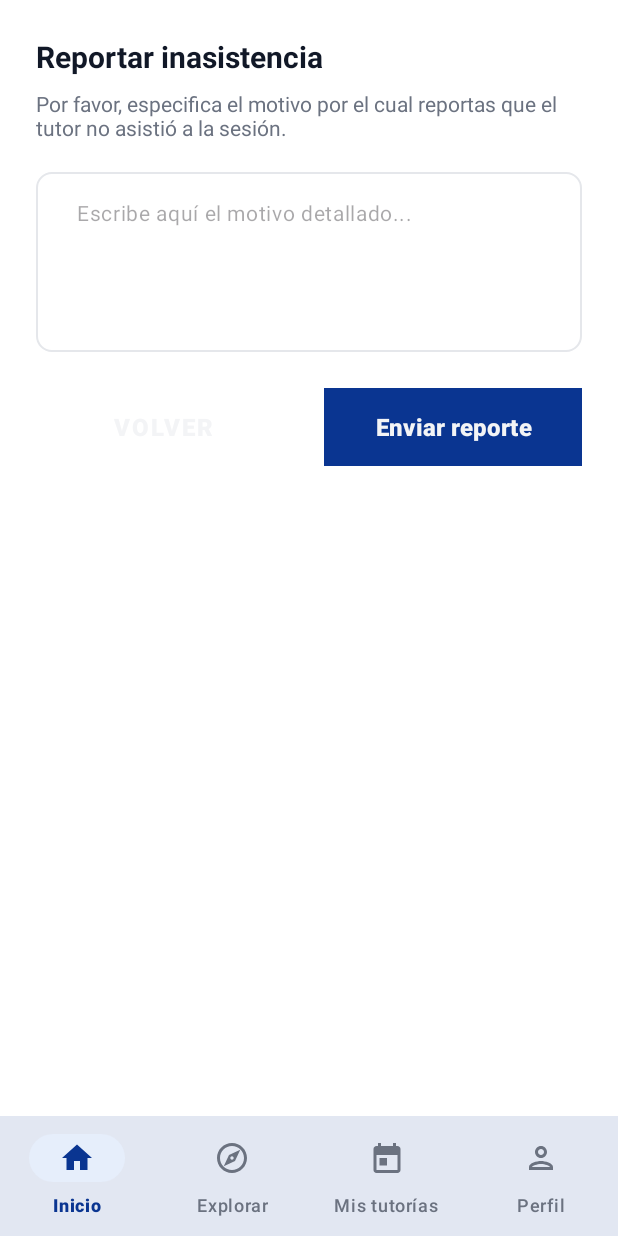
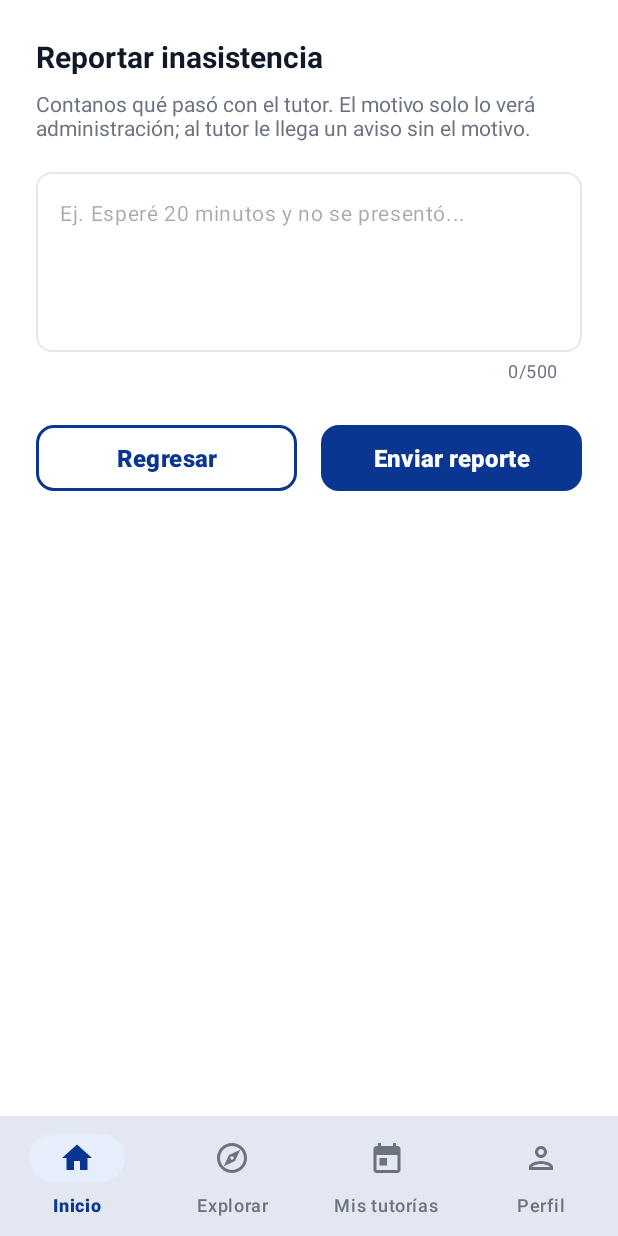
Before and after one commit to MikelRomero06/TutoriaBecadosUNICAHMovil2, an Android app: the ReportarInasistencia screen opened through its navigation route, on a phone screen of 412 x 824 dp. Run offline under Robolectric (Android 15) with nearby library versions, the phone set to English and light mode, and no system bars; our stand-ins replace navigation-ui; network calls fail; 3 statements that could not run were skipped.

Commit message:
reporte de inasistencia de lado de tutor y estudiante

```diff
--- a/app/src/main/java/com/example/tutoriamovil2/Estudiante/MisTutoriasFragment.kt
+++ b/app/src/main/java/com/example/tutoriamovil2/Estudiante/MisTutoriasFragment.kt
@@ -39,6 +39,7 @@ class MisTutoriasFragment : Fragment() {
         adapter = TutoriaAdapter(
             onClick = { findNavController().navigate(R.id.estudianteTutoriaSolicitada, it.comoArgumentos()) },
             onCancelar = { findNavController().irACancelar(it.id) },
+            onReportar = { findNavController().irAReportar(it.id, esTutor = false) },
         ) { imagen, url ->
             CargadorFotos.mostrar(viewLifecycleOwner.lifecycleScope, imagen, url)
         }
--- a/app/src/main/java/com/example/tutoriamovil2/Estudiante/ReportarInasistencia.kt
+++ b/app/src/main/java/com/example/tutoriamovil2/Estudiante/ReportarInasistencia.kt
@@ -1,60 +1,80 @@
 package com.example.tutoriamovil2.Estudiante
 
 import android.os.Bundle
-import androidx.fragment.app.Fragment
 import android.view.LayoutInflater
 import android.view.View
 import android.view.ViewGroup
+import android.widget.Toast
+import androidx.fragment.app.Fragment
+import androidx.fragment.app.viewModels
+import androidx.navigation.fragment.findNavController
 import com.example.tutoriamovil2.R
-
-// TODO: Rename parameter arguments, choose names that match
-// the fragment initialization parameters, e.g. ARG_ITEM_NUMBER
-private const val ARG_PARAM1 = "param1"
-private const val ARG_PARAM2 = "param2"
+import com.example.tutoriamovil2.databinding.FragmentReportarInasistenciaBinding
 
 /**
- * A simple [Fragment] subclass.
- * Use the [ReportarInasistencia.newInstance] factory method to
- * create an instance of this fragment.
+ * Pide el motivo y reporta que la otra parte no llegó a la tutoría.
+ * La usan el estudiante (reporta al tutor) y el tutor (reporta al estudiante); `ARG_ES_TUTOR` cambia los textos.
  */
 class ReportarInasistencia : Fragment() {
-    // TODO: Rename and change types of parameters
-    private var param1: String? = null
-    private var param2: String? = null
 
-    override fun onCreate(savedInstanceState: Bundle?) {
-        super.onCreate(savedInstanceState)
-        arguments?.let {
-            param1 = it.getString(ARG_PARAM1)
-            param2 = it.getString(ARG_PARAM2)
+    private var _binding: FragmentReportarInasistenciaBinding? = null
+    private val binding get() = _binding!!
+
+    private val viewModel: ReportarInasistenciaViewModel by viewModels()
+
+    override fun onCreateView(inflater: LayoutInflater, container: ViewGroup?, savedInstanceState: Bundle?): View {
+        _binding = FragmentReportarInasistenciaBinding.inflate(inflater, container, false)
+        return binding.root
+    }
+
+    override fun onViewCreated(view: View, savedInstanceState: Bundle?) {
+        super.onViewCreated(view, savedInstanceState)
+        val args = requireArguments()
+        val tutoriaId = args.getLong(ARG_TUTORIA_ID)
+        val esTutor = args.getBoolean(ARG_ES_TUTOR, false)
+
+        binding.tvAyudaReporte.setText(
+            if (esTutor) R.string.reportar_ayuda_tutor else R.string.reportar_ayuda_estudiante,
+        )
+
+        binding.btnCancelarReporte.setOnClickListener { findNavController().popBackStack() }
+        binding.btnEnviarReporte.setOnClickListener {
+            val motivo = binding.etMotivoInasistencia.text?.toString().orEmpty().trim()
+            if (motivo.isEmpty()) {
+                binding.tilMotivoInasistencia.error = getString(R.string.reportar_err_motivo)
+                return@setOnClickListener
+            }
+            binding.tilMotivoInasistencia.error = null
+            viewModel.reportar(tutoriaId, motivo)
+        }
+
+        viewModel.estado.observe(viewLifecycleOwner) { estado ->
+            val enviando = estado is EstadoReporte.Enviando
+            binding.btnEnviarReporte.isEnabled = !enviando
+            binding.btnCancelarReporte.isEnabled = !enviando
+            when (estado) {
+                EstadoReporte.Exito -> {
+                    viewModel.consumir()
+                    Toast.makeText(requireContext(), R.string.reportar_exito, Toast.LENGTH_SHORT).show()
+                    // Vuelve a la lista; al reanudarse recarga y la tutoría ya sale en el historial.
+                    findNavController().popBackStack()
+                }
+                is EstadoReporte.Error -> {
+                    viewModel.consumir()
+                    Toast.makeText(requireContext(), estado.mensaje, Toast.LENGTH_LONG).show()
+                }
+                else -> Unit
+            }
         }
     }
 
-    override fun onCreateView(
-        inflater: LayoutInflater, container: ViewGroup?,
-        savedInstanceState: Bundle?
-    ): View? {
-        // Inflate the layout for this fragment
-        return inflater.inflate(R.layout.fragment_reportar_inasistencia, container, false)
+    override fun onDestroyView() {
+        super.onDestroyView()
+        _binding = null
     }
 
     companion object {
-        /**
-         * Use this factory method to create a new instance of
-         * this fragment using the provided parameters.
-         *
-         * @param param1 Parameter 1.
-         * @param param2 Parameter 2.
-         * @return A new instance of fragment ReportarInasistencia.
-         */
-        // TODO: Rename and change types and number of parameters
-        @JvmStatic
-        fun newInstance(param1: String, param2: String) =
-            ReportarInasistencia().apply {
-                arguments = Bundle().apply {
-                    putString(ARG_PARAM1, param1)
-                    putString(ARG_PARAM2, param2)
-                }
-            }
+        const val ARG_TUTORIA_ID = "tutoria_id"
+        const val ARG_ES_TUTOR = "es_tutor"
     }
 }
--- /dev/null
+++ b/app/src/main/java/com/example/tutoriamovil2/Estudiante/ReportarInasistenciaViewModel.kt
@@ -0,0 +1,45 @@
+package com.example.tutoriamovil2.Estudiante
+
+import android.app.Application
+import androidx.lifecycle.AndroidViewModel
+import androidx.lifecycle.LiveData
+import androidx.lifecycle.MutableLiveData
+import androidx.lifecycle.viewModelScope
+import com.example.tutoriamovil2.data.TutoriasRepositorio
+import com.example.tutoriamovil2.data.mensajeError
+import com.example.tutoriamovil2.red.ApiCliente
+import com.example.tutoriamovil2.red.Resultado
+import kotlinx.coroutines.launch
+
+sealed class EstadoReporte {
+    data object Inactivo : EstadoReporte()
+    data object Enviando : EstadoReporte()
+    data object Exito : EstadoReporte()
+    data class Error(val mensaje: String) : EstadoReporte()
+}
+
+/** Envía el reporte de inasistencia. Lo usan tanto el estudiante como el tutor. */
+class ReportarInasistenciaViewModel(app: Application) : AndroidViewModel(app) {
+
+    private val repo = TutoriasRepositorio(ApiCliente.tutorias(app))
+
+    private val _estado = MutableLiveData<EstadoReporte>(EstadoReporte.Inactivo)
+    val estado: LiveData<EstadoReporte> = _estado
+
+    fun reportar(tutoriaId: Long, motivo: String) {
+        // Evita mandar el reporte dos veces si tocan el botón seguido.
+        if (_estado.value is EstadoReporte.Enviando) return
+        _estado.value = EstadoReporte.Enviando
+        viewModelScope.launch {
+            _estado.value = when (val res = repo.reportarInasistencia(tutoriaId, motivo)) {
+                is Resultado.Exito -> EstadoReporte.Exito
+                else -> EstadoReporte.Error(res.mensajeError())
+            }
+        }
+    }
+
+    /** Se llama al mostrar el resultado, para no repetirlo al rotar la pantalla. */
+    fun consumir() {
+        _estado.value = EstadoReporte.Inactivo
+    }
+}
--- a/app/src/main/java/com/example/tutoriamovil2/Estudiante/TutoriaAdapter.kt
+++ b/app/src/main/java/com/example/tutoriamovil2/Estudiante/TutoriaAdapter.kt
@@ -12,6 +12,7 @@ import com.example.tutoriamovil2.red.dto.TutoriaDto
 class TutoriaAdapter(
     private val onClick: ((TutoriaDto) -> Unit)? = null,
     private val onCancelar: ((TutoriaDto) -> Unit)? = null,
+    private val onReportar: ((TutoriaDto) -> Unit)? = null,
     private val mostrarFoto: (ImageView, String?) -> Unit,
 ) : ListAdapter<TutoriaDto, TutoriaAdapter.TutoriaViewHolder>(Diferencia) {
 
@@ -21,7 +22,7 @@ class TutoriaAdapter(
     }
 
     override fun onBindViewHolder(holder: TutoriaViewHolder, position: Int) {
-        holder.binding.mostrarTutoria(getItem(position), onClick, onCancelar, mostrarFoto)
+        holder.binding.mostrarTutoria(getItem(position), onClick, onCancelar, onReportar, mostrarFoto)
     }
 
     class TutoriaViewHolder(val binding: ItemTutoriaBinding) : RecyclerView.ViewHolder(binding.root)
--- a/app/src/main/java/com/example/tutoriamovil2/data/TutoriasRepositorio.kt
+++ b/app/src/main/java/com/example/tutoriamovil2/data/TutoriasRepositorio.kt
@@ -3,6 +3,7 @@ package com.example.tutoriamovil2.data
 import com.example.tutoriamovil2.red.Resultado
 import com.example.tutoriamovil2.red.TutoriasApi
 import com.example.tutoriamovil2.red.dto.CancelacionPeticion
+import com.example.tutoriamovil2.red.dto.InasistenciaPeticion
 import com.example.tutoriamovil2.red.dto.BloqueDto
 import com.example.tutoriamovil2.red.dto.ListaTutoresRespuesta
 import com.example.tutoriamovil2.red.dto.ListaTutoriasRespuesta
@@ -19,7 +20,7 @@ data class FiltroTutores(
     val buscar: String = "",
 )
 
-/** Tutores, materias y tutorías del estudiante. */
+/** Tutores, materias y tutorías (del estudiante y de la agenda del tutor). */
 class TutoriasRepositorio(private val api: TutoriasApi) {
 
     /** Con `deMiCarrera` y sin carrera en el filtro, el servidor usa la carrera del usuario. */
@@ -58,4 +59,7 @@ class TutoriasRepositorio(private val api: TutoriasApi) {
 
     suspend fun cancelarTutoria(id: Long, motivo: String): Resultado<Unit> =
         llamarApi({ api.cancelar(id, CancelacionPeticion(motivo)) }) { }
+
+    suspend fun reportarInasistencia(id: Long, motivo: String): Resultado<Unit> =
+        llamarApi({ api.reportarInasistencia(id, InasistenciaPeticion(motivo)) }) { }
 }
--- a/app/src/main/java/com/example/tutoriamovil2/red/TutoriasApi.kt
+++ b/app/src/main/java/com/example/tutoriamovil2/red/TutoriasApi.kt
@@ -1,6 +1,7 @@
 package com.example.tutoriamovil2.red
 
 import com.example.tutoriamovil2.red.dto.CancelacionPeticion
+import com.example.tutoriamovil2.red.dto.InasistenciaPeticion
 import com.example.tutoriamovil2.red.dto.ListaBloquesRespuesta
 import com.example.tutoriamovil2.red.dto.ListaMateriasRespuesta
 import com.example.tutoriamovil2.red.dto.ListaTutoresRespuesta
@@ -51,4 +52,8 @@ interface TutoriasApi {
 
     @POST("tutorias/{id}/cancelar")
     suspend fun cancelar(@Path("id") id: Long, @Body peticion: CancelacionPeticion): Response<TutoriaRespuesta>
+
+    /** Lo puede hacer el estudiante o el tutor, desde que empieza la tutoría hasta 48 h después de terminar. */
+    @POST("tutorias/{id}/inasistencia")
+    suspend fun reportarInasistencia(@Path("id") id: Long, @Body peticion: InasistenciaPeticion): Response<TutoriaRespuesta>
 }
--- a/app/src/main/java/com/example/tutoriamovil2/red/dto/Dtos.kt
+++ b/app/src/main/java/com/example/tutoriamovil2/red/dto/Dtos.kt
@@ -125,6 +125,9 @@ data class EstudianteResumenDto(
 
 data class CancelacionPeticion(val motivo: String)
 
+/** `POST tutorias/{id}/inasistencia`: el motivo es privado, solo lo lee administración. */
+data class InasistenciaPeticion(val motivo: String)
+
 data class TutorResumenDto(
     val id: Long,
     val name: String?,
--- a/app/src/main/res/layout/fragment_reportar_inasistencia.xml
+++ b/app/src/main/res/layout/fragment_reportar_inasistencia.xml
@@ -11,22 +11,27 @@
         android:layout_width="match_parent"
         android:layout_height="wrap_content"
         android:layout_marginBottom="8dp"
-        android:text="Reportar inasistencia"
+        android:text="@string/agenda_reportar"
         android:textColor="@color/ink"
         android:textSize="20sp"
         android:textStyle="bold" />
 
+    <!-- El texto cambia según quién reporta (estudiante o tutor). -->
     <TextView
+        android:id="@+id/tvAyudaReporte"
         android:layout_width="match_parent"
         android:layout_height="wrap_content"
         android:layout_marginBottom="20dp"
-        android:text="Por favor, especifica el motivo por el cual reportas que el tutor no asistió a la sesión."
+        android:text="@string/reportar_ayuda_estudiante"
         android:textColor="@color/grey"
         android:textSize="14sp" />
 
-    <!-- Campo de texto para el motivo -->
+    <!-- Motivo privado: solo lo ve administración. Máximo 500 caracteres, igual que el servidor. -->
     <com.google.android.material.textfield.TextInputLayout
+        android:id="@+id/tilMotivoInasistencia"
         style="@style/Widget.TutorU.Input"
+        app:counterEnabled="true"
+        app:counterMaxLength="500"
         android:layout_width="match_parent"
         android:layout_height="wrap_content"
         android:layout_marginBottom="24dp">
@@ -37,13 +42,14 @@
             android:layout_height="120dp"
             android:background="@drawable/bg_otp_box"
             android:gravity="top|start"
-            android:hint="   Escribe aquí el motivo detallado..."
+            android:hint="@string/reportar_hint"
+            android:maxLength="500"
             android:inputType="textMultiLine"
             android:lines="4"
             android:textSize="14sp" />
     </com.google.android.material.textfield.TextInputLayout>
 
-    <!-- Botones de acción -->
+    <!-- Botones de acción: mismos estilos del resto de la app (contorno + principal). -->
     <LinearLayout
         android:layout_width="match_parent"
         android:layout_height="wrap_content"
@@ -51,32 +57,21 @@
 
         <com.google.android.material.button.MaterialButton
             android:id="@+id/btnCancelarReporte"
-            style="@style/Widget.MaterialComponents.Button.TextButton"
-            android:layout_width="150dp"
+            style="@style/Widget.TutorU.ButtonOutlined"
+            android:layout_width="0dp"
             android:layout_height="wrap_content"
+            android:layout_marginEnd="8dp"
             android:layout_weight="1"
-            android:background="@color/error"
-            android:text="Volver"
-            android:textColor="@color/background"
-            android:textSize="16sp"
-            android:textStyle="bold" />
-
-        <Space
-            android:layout_width="2dp"
-            android:layout_height="match_parent"
-            android:layout_weight="1" />
+            android:text="@string/cancelar_regresar" />
 
         <com.google.android.material.button.MaterialButton
             android:id="@+id/btnEnviarReporte"
             style="@style/Widget.TutorU.Button"
-            android:layout_width="wrap_content"
+            android:layout_width="0dp"
             android:layout_height="wrap_content"
+            android:layout_marginStart="8dp"
             android:layout_weight="1"
-            android:background="@color/primary"
-            android:text="Enviar reporte"
-            android:textColor="@color/background"
-            android:textSize="16sp"
-            android:textStyle="bold" />
+            android:text="@string/reportar_enviar" />
     </LinearLayout>
 
 </LinearLayout>
--- a/app/src/main/res/layout/item_tutoria.xml
+++ b/app/src/main/res/layout/item_tutoria.xml
@@ -88,7 +88,7 @@
                 style="@style/Widget.TutorU.ButtonSmallDanger"
                 android:layout_width="0dp"
                 android:layout_height="wrap_content"
-                android:text="Reportar inasistencia"
+                android:text="@string/agenda_reportar"
                 android:layout_weight="1"
                 android:layout_marginEnd="6dp"
                 android:visibility="gone" />
--- a/app/src/main/res/navigation/nav_tutor.xml
+++ b/app/src/main/res/navigation/nav_tutor.xml
@@ -20,4 +20,10 @@
         android:name="com.example.tutoriamovil2.Tutor.TutorPerfilFragment"
         android:label="fragment_tutor_perfil"
         tools:layout="@layout/fragment_tutor_perfil" />
+    <!-- Misma pantalla que usa el estudiante; se abre con ARG_ES_TUTOR = true. -->
+    <fragment
+        android:id="@+id/reportarInasistencia"
+        android:name="com.example.tutoriamovil2.Estudiante.ReportarInasistencia"
+        android:label="fragment_reportar_inasistencia"
+        tools:layout="@layout/fragment_reportar_inasistencia" />
 </navigation>
--- a/app/src/main/res/values/strings.xml
+++ b/app/src/main/res/values/strings.xml
@@ -136,6 +136,12 @@
     <string name="cancelar_confirmar">Confirmar cancelación</string>
     <string name="cancelar_err_motivo">Escribí el motivo de la cancelación.</string>
     <string name="cancelar_exito">Tutoría cancelada.</string>
+    <string name="reportar_ayuda_estudiante">Contanos qué pasó con el tutor. El motivo solo lo verá administración; al tutor le llega un aviso sin el motivo.</string>
+    <string name="reportar_ayuda_tutor">Contanos qué pasó con el estudiante. El motivo solo lo verá administración; al estudiante le llega un aviso sin el motivo.</string>
+    <string name="reportar_hint">  Ej. Esperé 20 minutos y no se presentó...</string>
+    <string name="reportar_enviar">Enviar reporte</string>
+    <string name="reportar_err_motivo">Escribí el motivo de la inasistencia.</string>
+    <string name="reportar_exito">Inasistencia reportada.</string>
     <string name="detalle_titulo">Detalle de tutoría</string>
     <string name="detalle_tutor">Tutor</string>
     <string name="detalle_volver">Volver</string>
```
Also changed, not shown: app/src/main/java/com/example/tutoriamovil2/Estudiante/EstudianteTutoriaSolicitada.kt (+15 -5 lines), app/src/main/java/com/example/tutoriamovil2/Estudiante/TutoriaVista.kt (+48 -5 lines), app/src/main/java/com/example/tutoriamovil2/Tutor/AgendaAdapter.kt (+17 -4 lines), app/src/main/java/com/example/tutoriamovil2/Tutor/TutorAgendaFragment.kt (+6 -2 lines).
